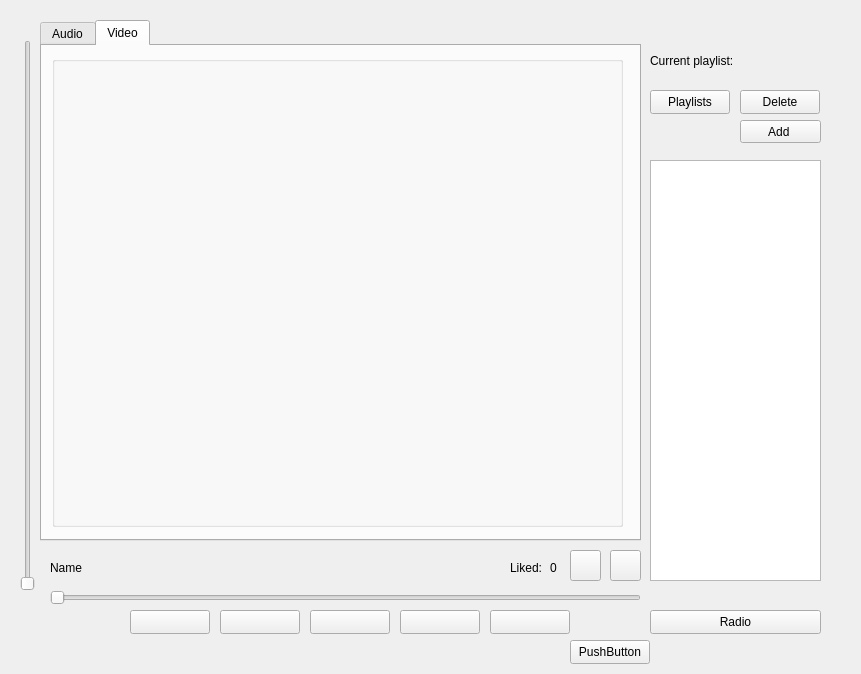
Before: the Qt Designer form widget.ui in monarxy/MusicPlayer, drawn with Qt 5.
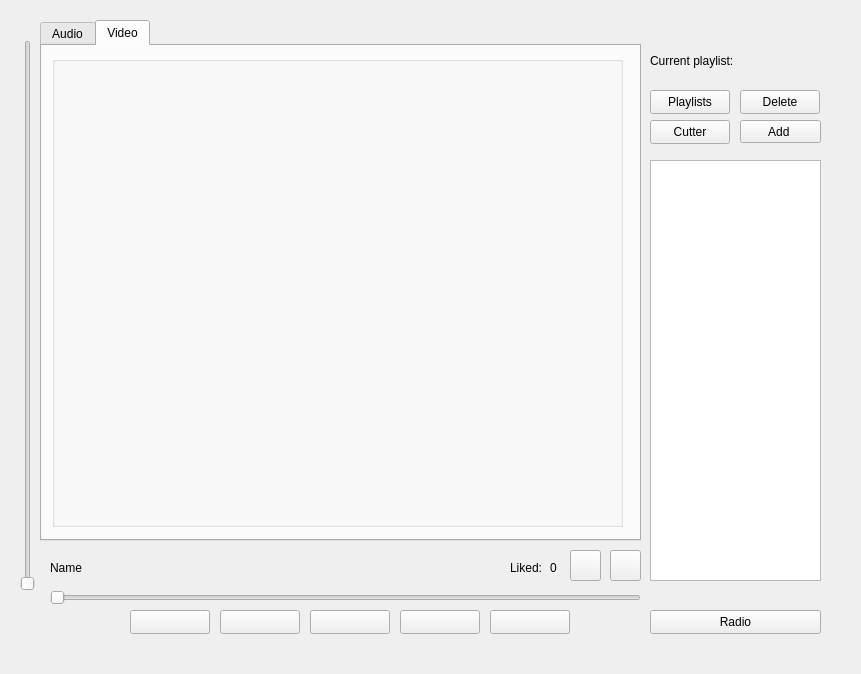
After: the same form once the commit is applied. The open tabs and pages were chosen to show the change. Icons and pictures are not drawn.

Commit message: cutter of tracks has been added

```diff
--- a/widget.ui
+++ b/widget.ui
@@ -260,6 +260,19 @@
        <normaloff>:/icons/icons/free-icon-expand-17712072.png</normaloff>:/icons/icons/free-icon-expand-17712072.png</iconset>
      </property>
     </widget>
+    <widget class="QPushButton" name="pushButton_4">
+     <property name="geometry">
+      <rect>
+       <x>630</x>
+       <y>100</y>
+       <width>80</width>
+       <height>24</height>
+      </rect>
+     </property>
+     <property name="text">
+      <string>Cutter</string>
+     </property>
+    </widget>
    </widget>
   </widget>
   <widget class="QPushButton" name="btn_play_4">
@@ -399,19 +412,6 @@
     </size>
    </property>
   </widget>
-  <widget class="QPushButton" name="pushButton_4">
-   <property name="geometry">
-    <rect>
-     <x>570</x>
-     <y>640</y>
-     <width>80</width>
-     <height>24</height>
-    </rect>
-   </property>
-   <property name="text">
-    <string>PushButton</string>
-   </property>
-  </widget>
  </widget>
  <resources>
   <include location="resources.qrc"/>
```
Left out of the diff: 2 changed lines with no effect on the pictures. The commit also changes 21 other files.
